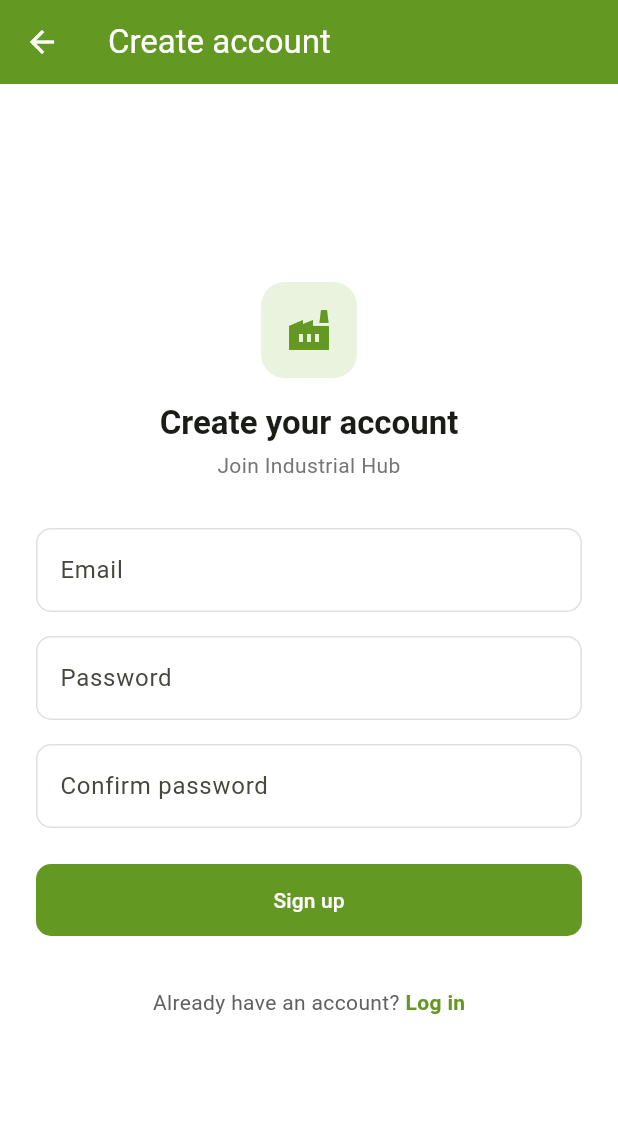
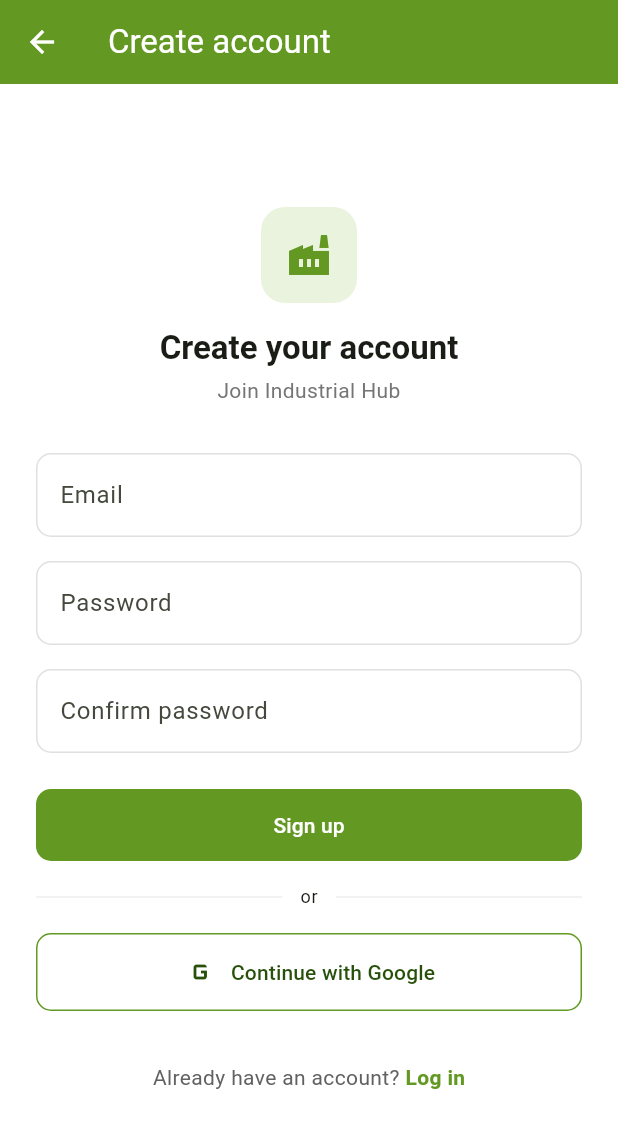
Before and after one commit to sangyoutan617/IndustrialHub, a Flutter app: the SignupScreen screen opened directly, on a phone screen of 412 x 824 dp. Shown: the top 1128 px of the screen. Run offline on Flutter 3.47's test engine with Material 3 defaults, Android fonts, the phone set to English and light mode, and no system bars; our stand-ins replace fl_chart, shared_preferences, supabase_flutter; accounts and stored records are empty; network calls fail.

Commit message:
Add remember-me and Google sign-in to signup screen
Login gets a 30-day "remember me" checkbox enforced via a
session_prefs boundary on top of Supabase's own persistence
(AuthGate signs out on cold start if the window lapsed or was
never opted into). Signup screen now also offers Google sign-in,
matching login.

```diff
--- a/lib/screens/auth/signup_screen.dart
+++ b/lib/screens/auth/signup_screen.dart
@@ -17,6 +17,7 @@ class _SignupScreenState extends State<SignupScreen> {
   final _passwordController = TextEditingController();
   final _confirmController = TextEditingController();
   bool _isLoading = false;
+  bool _isGoogleLoading = false;
 
   @override
   void dispose() {
@@ -45,6 +46,22 @@ class _SignupScreenState extends State<SignupScreen> {
       _showError('Unable to create account. Please try again.');
     } finally {
       if (mounted) setState(() => _isLoading = false);
+    }
+  }
+
+  Future<void> _signInWithGoogle() async {
+    setState(() => _isGoogleLoading = true);
+    try {
+      await _authService.signInWithGoogle();
+      // Success continues outside this screen — AuthGate's onAuthStateChange
+      // listener picks up the session once the browser flow completes and
+      // redirects back into the app.
+    } on AuthException catch (e) {
+      _showError(e.message);
+    } catch (e) {
+      _showError('Unable to sign in with Google. Please try again.');
+    } finally {
+      if (mounted) setState(() => _isGoogleLoading = false);
     }
   }
 
@@ -153,6 +170,34 @@ class _SignupScreenState extends State<SignupScreen> {
                           )
                         : const Text('Sign up'),
                   ),
+                  const SizedBox(height: 16),
+                  Row(
+                    children: [
+                      const Expanded(child: Divider()),
+                      Padding(
+                        padding: const EdgeInsets.symmetric(horizontal: 12),
+                        child: Text(
+                          'or',
+                          style: Theme.of(context).textTheme.bodySmall,
+                        ),
+                      ),
+                      const Expanded(child: Divider()),
+                    ],
+                  ),
+                  const SizedBox(height: 16),
+                  OutlinedButton.icon(
+                    onPressed: (_isLoading || _isGoogleLoading)
+                        ? null
+                        : _signInWithGoogle,
+                    icon: _isGoogleLoading
+                        ? const SizedBox(
+                            height: 18,
+                            width: 18,
+                            child: CircularProgressIndicator(strokeWidth: 2),
+                          )
+                        : const Icon(Icons.g_mobiledata, size: 24),
+                    label: const Text('Continue with Google'),
+                  ),
                   const SizedBox(height: 20),
                   Center(
                     child: TextButton(
--- a/lib/services/auth_service.dart
+++ b/lib/services/auth_service.dart
@@ -1,5 +1,6 @@
 import 'package:flutter/foundation.dart' show kIsWeb;
 import 'package:supabase_flutter/supabase_flutter.dart';
+import 'session_prefs.dart';
 
 class AuthService {
   final SupabaseClient _client = Supabase.instance.client;
@@ -27,5 +28,6 @@ class AuthService {
 
   Future<void> signOut() async {
     await _client.auth.signOut();
+    await SessionPrefs.clear();
   }
 }
```
Also changed, not shown: lib/main.dart (+24 -0 lines), lib/screens/auth/login_screen.dart (+50 -1 lines), lib/services/session_prefs.dart (added, +35 -0 lines).
